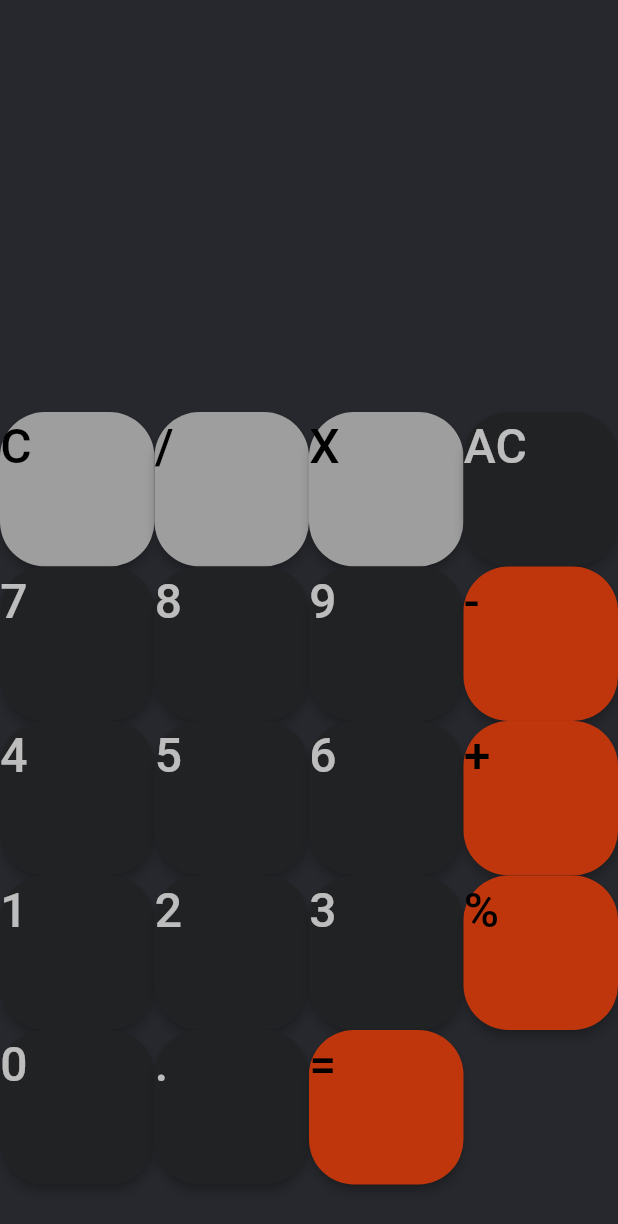
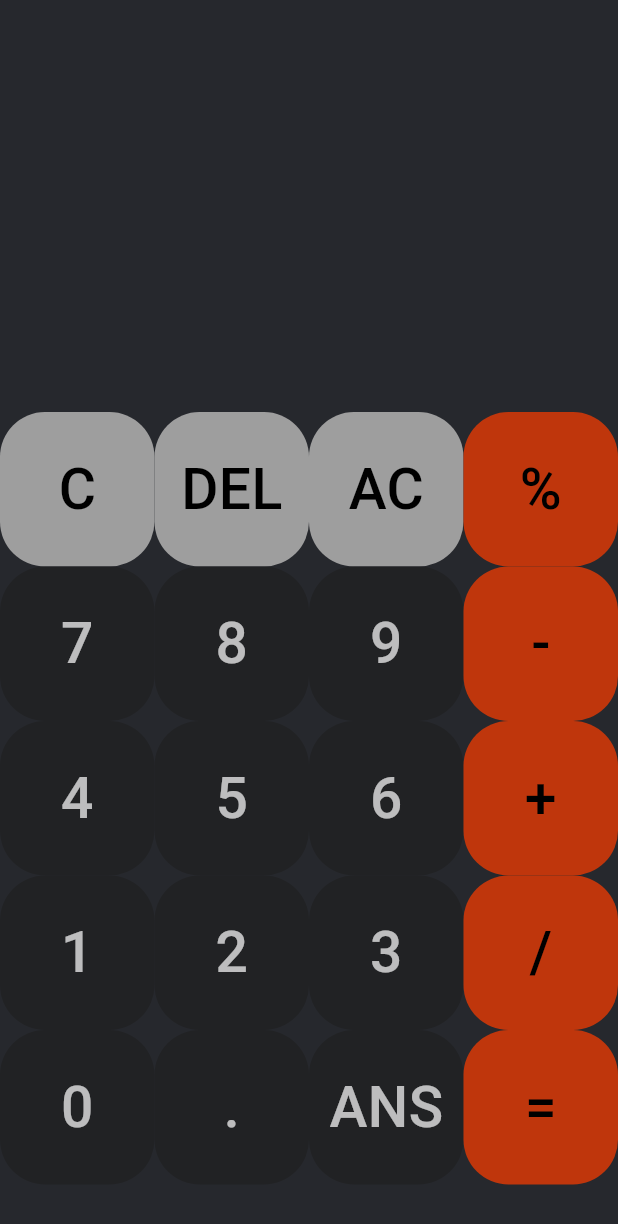
Before and after one commit to Meigi09/24132-Mahoro-Nshuti-Meigi-flutter-simple-calculator-ui, a Flutter app: the screen it shows after launch, on a phone screen of 412 x 824 dp. Shown: the top 1224 px of the screen. Run offline on Flutter 3.47's test engine with Material 3 defaults, Android fonts, the phone set to English and light mode, and no system bars; our stand-ins replace firebase_core; accounts and stored records are empty.

Commit message:
Commit Changes

```diff
--- a/lib/screens/widget_data.dart
+++ b/lib/screens/widget_data.dart
@@ -1,21 +1,7 @@
 List<String> buttonList=const [
-  'C',
-   '/',
-   'X',
-   'AC',
-   '7',
-   '8',
-   '9',
-   '-',
-   '4',
-   '5',
-   '6',
-   '+',
-   '1',
-   '2',
-   '3',
-   '%',
-   '0',
-   '.',
-   '=',
+  'C','DEL','AC', '%',
+   '7','8','9', '-',
+   '4','5','6','+',
+   '1','2','3', '/',
+   '0','.','ANS','=',
 ];
--- a/lib/widgets/buttons.dart
+++ b/lib/widgets/buttons.dart
@@ -13,14 +13,15 @@ class Button1 extends StatelessWidget {
   @override
   Widget build(BuildContext context) {
     return Material(
-      elevation: 3,
       color: color,
       borderRadius: BorderRadius.circular(30),
-      child: Text(label,
-        style: TextStyle(
-          color: textColor,
-            fontSize: 32,
-            fontWeight: FontWeight.w500),)
+      child: Center(
+        child: Text(label,
+          style: TextStyle(
+            color: textColor,
+              fontSize: 38,
+              fontWeight: FontWeight.w500),),
+      )
 
     );
   }
```
